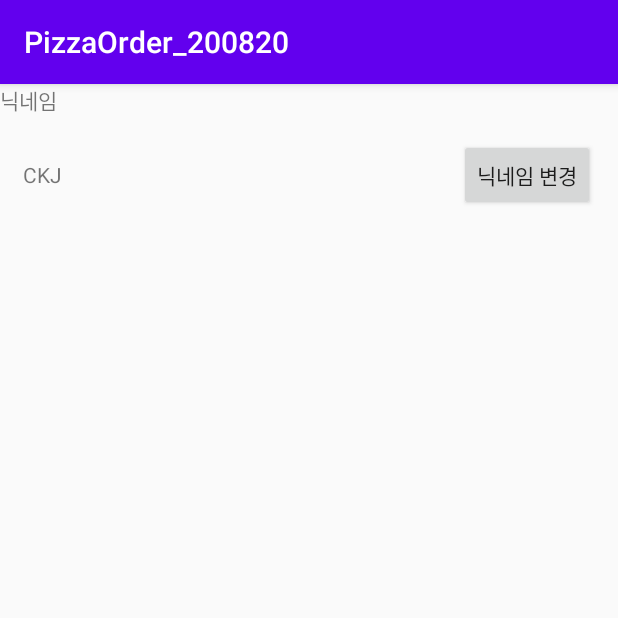
After one commit to sunnyLEE525/PizzaOrder_200820, an Android app: the fragment MyProfileFragment shown on its own in the app's theme, on a phone screen of 412 x 824 dp, the top half of it. The commit adds this screen. Run offline under Robolectric (Android 15) with nearby library versions, the phone set to English and light mode, and no system bars.

Commit message:
뷰페이저와 필요한 프레그먼트 화면 초안 추가

```diff
--- a/app/src/main/java/kr/co/tjoeun/pizzaorder_200820/MainActivity.kt
+++ b/app/src/main/java/kr/co/tjoeun/pizzaorder_200820/MainActivity.kt
@@ -2,6 +2,7 @@ package kr.co.tjoeun.pizzaorder_200820
 
 import androidx.appcompat.app.AppCompatActivity
 import android.os.Bundle
+import kr.co.tjoeun.pizzaorder_200820.datas.Pizzas
 
 class MainActivity : BaseActivity() {
     override fun onCreate(savedInstanceState: Bundle?) {
@@ -16,6 +17,9 @@ class MainActivity : BaseActivity() {
 
     override fun setValues() {
 
+        val mPizzaList = ArrayList<Pizzas>()
+
+
     }
 
 
--- /dev/null
+++ b/app/src/main/java/kr/co/tjoeun/pizzaorder_200820/fragments/MyProfileFragment.kt
@@ -0,0 +1,27 @@
+package kr.co.tjoeun.pizzaorder_200820.fragments
+
+import android.os.Bundle
+import android.view.LayoutInflater
+import android.view.View
+import android.view.ViewGroup
+import androidx.fragment.app.Fragment
+import kr.co.tjoeun.pizzaorder_200820.R
+
+class MyProfileFragment : Fragment() {
+
+    override fun onCreateView(
+        inflater: LayoutInflater,
+        container: ViewGroup?,
+        savedInstanceState: Bundle?
+    ): View? {
+        return inflater.inflate(R.layout.fragment_my_profile, container, false)
+    }
+
+    override fun onActivityCreated(savedInstanceState: Bundle?) {
+        super.onActivityCreated(savedInstanceState)
+
+//        닉네임 변경 관련 코드 작성 필요
+
+
+    }
+}
--- /dev/null
+++ b/app/src/main/res/layout/fragment_my_profile.xml
@@ -0,0 +1,44 @@
+<?xml version="1.0" encoding="utf-8"?>
+<LinearLayout
+    xmlns:android="http://schemas.android.com/apk/res/android"
+    android:layout_width="match_parent"
+    android:layout_height="match_parent"
+    android:orientation="vertical">
+
+    <TextView
+        android:layout_width="wrap_content"
+        android:layout_height="wrap_content"
+        android:text="닉네임"/>
+
+    <LinearLayout
+        android:layout_width="match_parent"
+        android:layout_height="wrap_content"
+        android:orientation="horizontal"
+        android:gravity="center_vertical"
+        android:padding="15dp">
+
+        <TextView
+            android:layout_width="wrap_content"
+            android:layout_height="wrap_content"
+            android:text="CKJ"/>
+
+        <TextView
+            android:layout_width="0dp"
+            android:layout_height="wrap_content"
+            android:layout_weight="1"/>
+
+        <Button
+            android:layout_width="wrap_content"
+            android:layout_height="wrap_content"
+            android:text="닉네임 변경"/>
+
+
+
+
+
+
+
+    </LinearLayout>
+
+
+</LinearLayout>
--- a/app/src/main/res/values/colors.xml
+++ b/app/src/main/res/values/colors.xml
@@ -3,4 +3,6 @@
     <color name="colorPrimary">#6200EE</color>
     <color name="colorPrimaryDark">#3700B3</color>
     <color name="colorAccent">#03DAC5</color>
+
+    <color name="black">#000000</color>
 </resources>
```
Also changed, not shown: app/src/main/java/kr/co/tjoeun/pizzaorder_200820/adapters/PizzaAdapter.kt (added, +12 -0 lines), app/src/main/java/kr/co/tjoeun/pizzaorder_200820/datas/Pizzas.kt (added, +11 -0 lines), app/src/main/java/kr/co/tjoeun/pizzaorder_200820/fragments/Pizza_store.kt (added, +27 -0 lines), app/src/main/res/layout/activity_main.xml (+7 -0 lines), app/src/main/res/layout/fragment_pizza_store.xml (added, +13 -0 lines).
